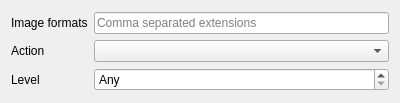
Before: the Qt Designer form imagerapwidget.ui in Kuszki/K-Tree-Tools, drawn with Qt 5.
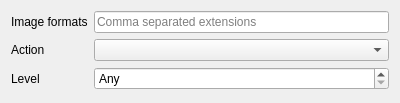
After: the same form once the commit is applied. Icons and pictures are not drawn.

Diff of the .ui file:
```diff
--- a/imagerapwidget.ui
+++ b/imagerapwidget.ui
@@ -28,7 +28,7 @@
     <set>Qt::AlignLeading|Qt::AlignLeft|Qt::AlignVCenter</set>
    </property>
    <property name="formAlignment">
-    <set>Qt::AlignLeading|Qt::AlignLeft|Qt::AlignVCenter</set>
+    <set>Qt::AlignLeading|Qt::AlignLeft|Qt::AlignTop</set>
    </property>
    <item row="0" column="0">
     <widget class="QLabel" name="extLabel">
```
Left out of the diff: 2 changed lines with no effect on the pictures.
